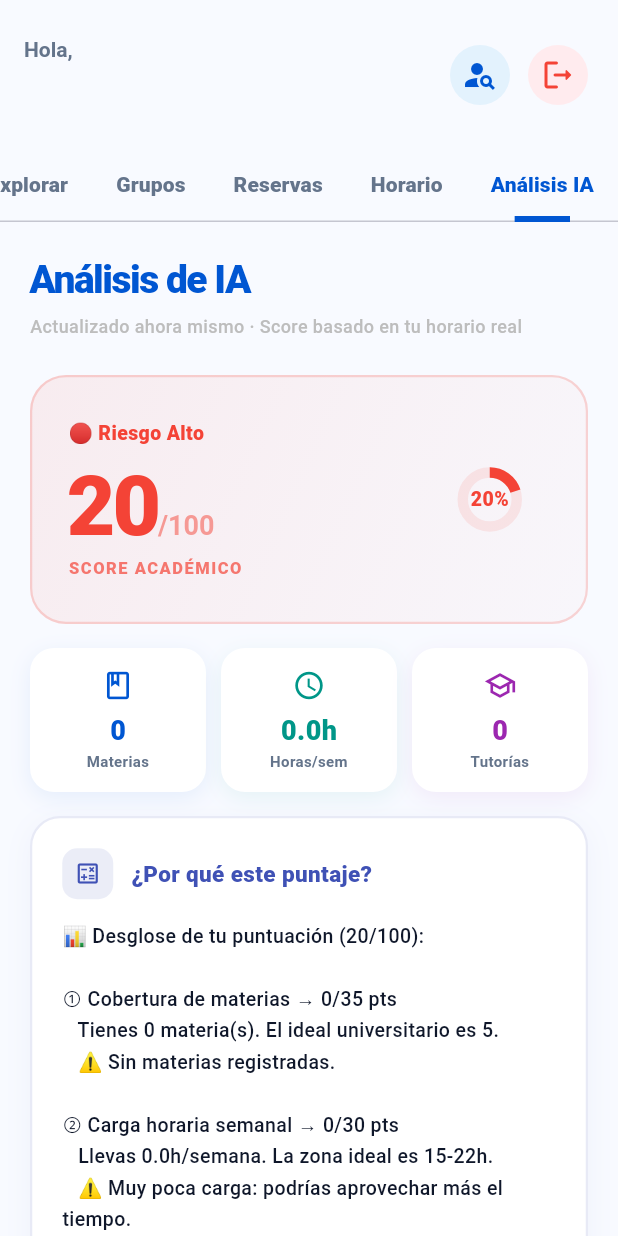
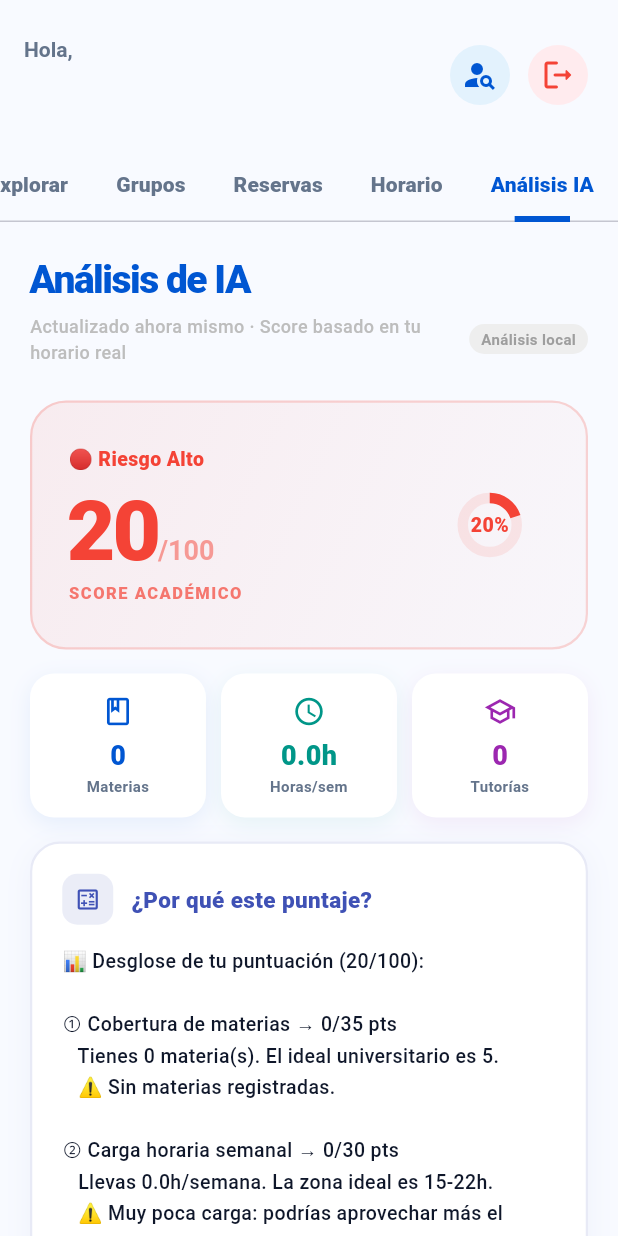
Before and after one commit to Skarner1/tutorias-app, a Flutter app: the screen it shows once a user with an empty profile is signed in, tab 5 chosen, on a phone screen of 412 x 824 dp. Run offline on Flutter 3.47's test engine with Material 3 defaults, Android fonts, the light colour scheme and no system bars; our stand-ins replace cloud_firestore, firebase_auth, firebase_core, flutter_dotenv, google_generative_ai; accounts and stored records are empty; network calls fail.

Commit message:
feat: integrar Google Gemini AI para analisis academico enriquecido - Agrega google_generative_ai, flutter_dotenv y http como dependencias - Nuevo GeminiService: llama a gemini-1.5-flash con contexto academico   del estudiante para generar diagnostico y recomendaciones mas ricas - AIService ahora es hibrido: calcula score localmente y enriquece con   Gemini si la API key esta disponible, con fallback automatico local - IAResult tiene nuevo campo 'usaGemini' para indicar origen del analisis - UI muestra badge 'Gemini AI' o 'Analisis local' segun corresponda - .env agregado a .gitignore para proteger la API key - Cargar dotenv y GeminiService.init() en main() al arrancar la app

```diff
--- a/lib/main.dart
+++ b/lib/main.dart
@@ -3,13 +3,20 @@ import 'package:firebase_core/firebase_core.dart';
 import 'package:cloud_firestore/cloud_firestore.dart';
 import 'package:intl/intl.dart';
 import 'package:intl/date_symbol_data_local.dart';
+import 'package:flutter_dotenv/flutter_dotenv.dart';
 import 'services/auth_service.dart';
 import 'services/tutorias_service.dart';
 import 'services/ai_service.dart';
+import 'services/gemini_service.dart';
 import 'package:firebase_auth/firebase_auth.dart';
 
 void main() async {
   WidgetsFlutterBinding.ensureInitialized();
+  // Cargar variables de entorno (.env) – si falla no detiene la app
+  try {
+    await dotenv.load(fileName: '.env');
+    GeminiService.init();
+  } catch (_) {}
   await Firebase.initializeApp();
   await initializeDateFormatting('es_ES', null);
   runApp(const MyApp());
@@ -552,6 +559,8 @@ class _StudentDashboardState extends State<StudentDashboard> with SingleTickerPr
             CircularProgressIndicator(),
             SizedBox(height: 16),
             Text("Analizando tu perfil académico...", style: TextStyle(color: AppColors.textSecondary, fontWeight: FontWeight.w600)),
+            SizedBox(height: 6),
+            Text("Consultando Gemini AI ✨", style: TextStyle(color: Colors.grey, fontSize: 12)),
           ]));
         }
         if (snapshot.hasError) return Center(child: Text("Error en IA: ${snapshot.error}"));
@@ -564,7 +573,34 @@ class _StudentDashboardState extends State<StudentDashboard> with SingleTickerPr
           child: Column(crossAxisAlignment: CrossAxisAlignment.start, children: [
             const Text("Análisis de IA", style: AppTextStyles.titleModern),
             const SizedBox(height: 4),
-            Text("Actualizado ahora mismo · Score basado en tu horario real", style: TextStyle(fontSize: 12, color: Colors.grey.shade400, fontWeight: FontWeight.w500)),
+            Row(children: [
+              Flexible(
+                child: Text("Actualizado ahora mismo · Score basado en tu horario real", style: TextStyle(fontSize: 12, color: Colors.grey.shade400, fontWeight: FontWeight.w500)),
+              ),
+              const SizedBox(width: 8),
+              if (res.usaGemini)
+                Container(
+                  padding: const EdgeInsets.symmetric(horizontal: 8, vertical: 3),
+                  decoration: BoxDecoration(
+                    gradient: const LinearGradient(colors: [Color(0xFF4285F4), Color(0xFF34A853)]),
+                    borderRadius: BorderRadius.circular(20),
+                  ),
+                  child: const Row(mainAxisSize: MainAxisSize.min, children: [
+                    Icon(Icons.auto_awesome, color: Colors.white, size: 11),
+                    SizedBox(width: 4),
+                    Text("Gemini AI", style: TextStyle(color: Colors.white, fontSize: 10, fontWeight: FontWeight.w800, letterSpacing: 0.5)),
+                  ]),
+                )
+              else
+                Container(
+                  padding: const EdgeInsets.symmetric(horizontal: 8, vertical: 3),
+                  decoration: BoxDecoration(
+                    color: Colors.grey.shade200,
+                    borderRadius: BorderRadius.circular(20),
+                  ),
+                  child: const Text("Análisis local", style: TextStyle(color: Colors.grey, fontSize: 10, fontWeight: FontWeight.w600)),
+                ),
+            ]),
             const SizedBox(height: 24),
 
             // --- SCORE PRINCIPAL ---
--- a/lib/services/ai_service.dart
+++ b/lib/services/ai_service.dart
@@ -1,5 +1,6 @@
 import 'package:cloud_firestore/cloud_firestore.dart';
 import 'package:intl/intl.dart';
+import 'gemini_service.dart';
 
 class IAResult {
   final int score;
@@ -14,6 +15,8 @@ class IAResult {
   final List<String> diasSobrecargados;
   final List<String> sugerencias;
   final String scoreDetalle;
+  /// true si el diagnóstico/recomendación fue generado por Gemini AI
+  final bool usaGemini;
 
   IAResult({
     required this.score,
@@ -27,7 +30,29 @@ class IAResult {
     required this.diasSobrecargados,
     required this.sugerencias,
     required this.scoreDetalle,
+    this.usaGemini = false,
   });
+
+  IAResult copyWith({
+    String? justificacion,
+    String? recomendacion,
+    bool? usaGemini,
+  }) {
+    return IAResult(
+      score: score,
+      nivelRiesgo: nivelRiesgo,
+      recomendacion: recomendacion ?? this.recomendacion,
+      materias: materias,
+      tutorias: tutorias,
+      justificacion: justificacion ?? this.justificacion,
+      horasSemanales: horasSemanales,
+      cargaPorDia: cargaPorDia,
+      diasSobrecargados: diasSobrecargados,
+      sugerencias: sugerencias,
+      scoreDetalle: scoreDetalle,
+      usaGemini: usaGemini ?? this.usaGemini,
+    );
+  }
 }
 
 class AIService {
@@ -171,7 +196,7 @@ class AIService {
         sugerencias: sugerencias,
       );
 
-      return IAResult(
+      final IAResult localResult = IAResult(
         score: score,
         nivelRiesgo: riesgo,
         recomendacion: recomendacionFinal,
@@ -184,6 +209,32 @@ class AIService {
         sugerencias: sugerencias.take(4).toList(),
         scoreDetalle: scoreDetalle,
       );
+
+      // Intentar enriquecer con Gemini AI (si está disponible)
+      if (GeminiService.disponible) {
+        try {
+          final geminiData = await GeminiService.enriquecerAnalisis(
+            score: score,
+            nivelRiesgo: riesgo,
+            numMaterias: numMaterias,
+            horasSemanales: horasSemanales,
+            diasSobrecargados: diasSobrecargados,
+            numTutorias: numTutorias,
+            sugerenciasTutorias: sugerencias.take(4).toList(),
+            scoreDetalle: scoreDetalle,
+          );
+          return localResult.copyWith(
+            justificacion: geminiData['justificacion'],
+            recomendacion: geminiData['recomendacion'],
+            usaGemini: true,
+          );
+        } catch (_) {
+          // Fallback silencioso: devolver análisis local sin Gemini
+          return localResult;
+        }
+      }
+
+      return localResult;
     } catch (e) {
       throw Exception('Error en IA: $e');
     }
--- /dev/null
+++ b/lib/services/gemini_service.dart
@@ -0,0 +1,125 @@
+import 'package:flutter_dotenv/flutter_dotenv.dart';
+import 'package:google_generative_ai/google_generative_ai.dart';
+
+/// Servicio que usa Google Gemini para enriquecer el análisis académico
+/// generado por el algoritmo local de AIService.
+class GeminiService {
+  static GenerativeModel? _model;
+
+  /// Inicializa el modelo Gemini. Llamar una sola vez al arrancar la app.
+  static void init() {
+    final apiKey = dotenv.env['GEMINI_API_KEY'] ?? '';
+    if (apiKey.isEmpty || apiKey == 'TU_API_KEY_AQUI') return;
+    _model = GenerativeModel(
+      model: 'gemini-1.5-flash',
+      apiKey: apiKey,
+      generationConfig: GenerationConfig(
+        temperature: 0.7,
+        maxOutputTokens: 600,
+      ),
+    );
+  }
+
+  /// Devuelve true si Gemini está disponible (API key configurada).
+  static bool get disponible => _model != null;
+
+  /// Recibe el contexto académico calculado localmente y pide a Gemini
+  /// que genere un diagnóstico y recomendaciones más explicativas en español.
+  ///
+  /// Retorna un mapa con las claves:
+  ///   - `justificacion`: diagnóstico narrativo enriquecido
+  ///   - `recomendacion`: recomendaciones personalizadas detalladas
+  ///
+  /// Si falla, lanza excepción para que AIService use el fallback local.
+  static Future<Map<String, String>> enriquecerAnalisis({
+    required int score,
+    required String nivelRiesgo,
+    required int numMaterias,
+    required double horasSemanales,
+    required List<String> diasSobrecargados,
+    required int numTutorias,
+    required List<String> sugerenciasTutorias,
+    required String scoreDetalle,
+  }) async {
+    if (_model == null) throw Exception('Gemini no inicializado');
+
+    final String contextoDias = diasSobrecargados.isEmpty
+        ? 'ninguno'
+        : diasSobrecargados.join(', ');
+
+    final String contextoTutorias = sugerenciasTutorias.isEmpty
+        ? 'No hay tutorías disponibles para sus materias en este momento.'
+        : sugerenciasTutorias.take(4).join('\n');
+
+    final String prompt = '''
+Eres un asistente académico universitario amigable, motivador y muy explícito.
+Tu tarea es analizar la situación académica de un estudiante universitario y dar:
+1. Un DIAGNÓSTICO claro y detallado de por qué tiene ese nivel de riesgo.
+2. RECOMENDACIONES concretas, accionables y motivadoras.
+
+**Datos del estudiante:**
+- Score académico: $score / 100
+- Nivel de riesgo: $nivelRiesgo
+- Número de materias: $numMaterias
+- Horas de clase por semana: ${horasSemanales.toStringAsFixed(1)}h
+- Días con sobrecarga (más de 5h seguidas): $contextoDias
+- Tutorías activas inscritas: $numTutorias
+- Espacios de tutoría disponibles para sus materias:
+$contextoTutorias
+
+**Desglose de puntuación:**
+$scoreDetalle
+
+---
+**INSTRUCCIONES:**
+- Responde ÚNICAMENTE en español.
+- Sé empático, claro y directo.
+- El DIAGNÓSTICO debe explicar en detalle por qué el estudiante tiene ese score y ese nivel de riesgo, mencionando cada factor.
+- Las RECOMENDACIONES deben ser pasos concretos que el estudiante puede hacer HOY para mejorar.
+- Si hay tutorías disponibles, menciónalas explícitamente en las recomendaciones.
+- Máximo 180 palabras por sección.
+- Usa emojis moderadamente para hacer el texto más amigable.
+- NO repitas los números del desglose, solo interprétalos en lenguaje natural.
+
+**Responde con este formato exacto (no agregues texto fuera de esto):**
+
+DIAGNÓSTICO:
+[tu diagnóstico aquí]
+
+RECOMENDACIONES:
+[tus recomendaciones aquí]
+''';
+
+    final response = await _model!.generateContent([Content.text(prompt)]);
+    final text = response.text ?? '';
+
+    if (text.isEmpty) throw Exception('Respuesta vacía de Gemini');
+
+    // Parsear la respuesta en las dos secciones
+    final diagMatch = RegExp(
+      r'DIAGNÓSTICO:\s*([\s\S]*?)(?=RECOMENDACIONES:|$)',
+      caseSensitive: false,
+    ).firstMatch(text);
+    final recomMatch = RegExp(
+      r'RECOMENDACIONES:\s*([\s\S]*?)$',
+      caseSensitive: false,
+    ).firstMatch(text);
+
+    final diagnostico = diagMatch?.group(1)?.trim() ?? '';
+    final recomendaciones = recomMatch?.group(1)?.trim() ?? '';
+
+    if (diagnostico.isEmpty || recomendaciones.isEmpty) {
+      throw Exception('Formato de respuesta inesperado de Gemini');
+    }
+
+    // Agregar sugerencias de tutorías al final si existen
+    final recomConSugerencias = sugerenciasTutorias.isNotEmpty
+        ? '$recomendaciones\n\n📍 Espacios disponibles para tus materias:\n${sugerenciasTutorias.take(4).join('\n')}'
+        : recomendaciones;
+
+    return {
+      'justificacion': diagnostico,
+      'recomendacion': recomConSugerencias,
+    };
+  }
+}
--- a/pubspec.yaml
+++ b/pubspec.yaml
@@ -36,6 +36,9 @@ dependencies:
   firebase_auth: ^4.17.8
   cloud_firestore: ^4.15.8
   intl: ^0.19.0
+  google_generative_ai: ^0.4.6
+  flutter_dotenv: ^5.2.1
+  http: ^1.2.2
 
 dev_dependencies:
   flutter_test:
@@ -58,6 +61,9 @@ flutter:
   # included with your application, so that you can use the icons in
   # the material Icons class.
   uses-material-design: true
+
+  assets:
+    - .env
 
   # To add assets to your application, add an assets section, like this:
   # assets:
```
Also changed, not shown: pubspec.lock, 1 other file.
